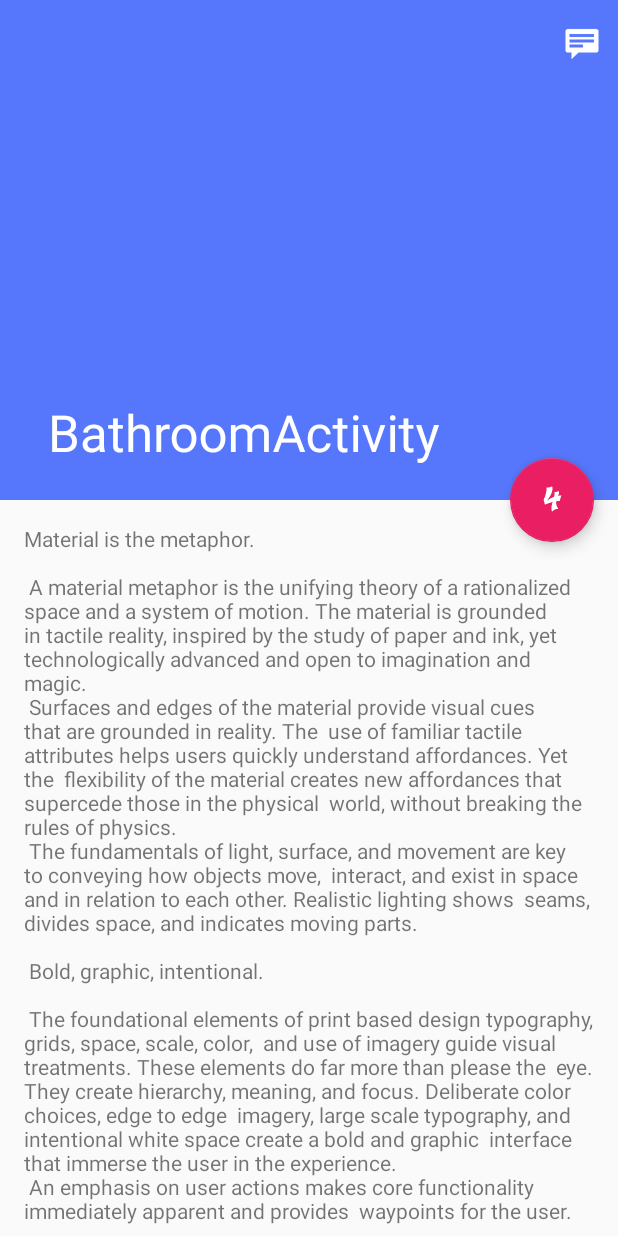
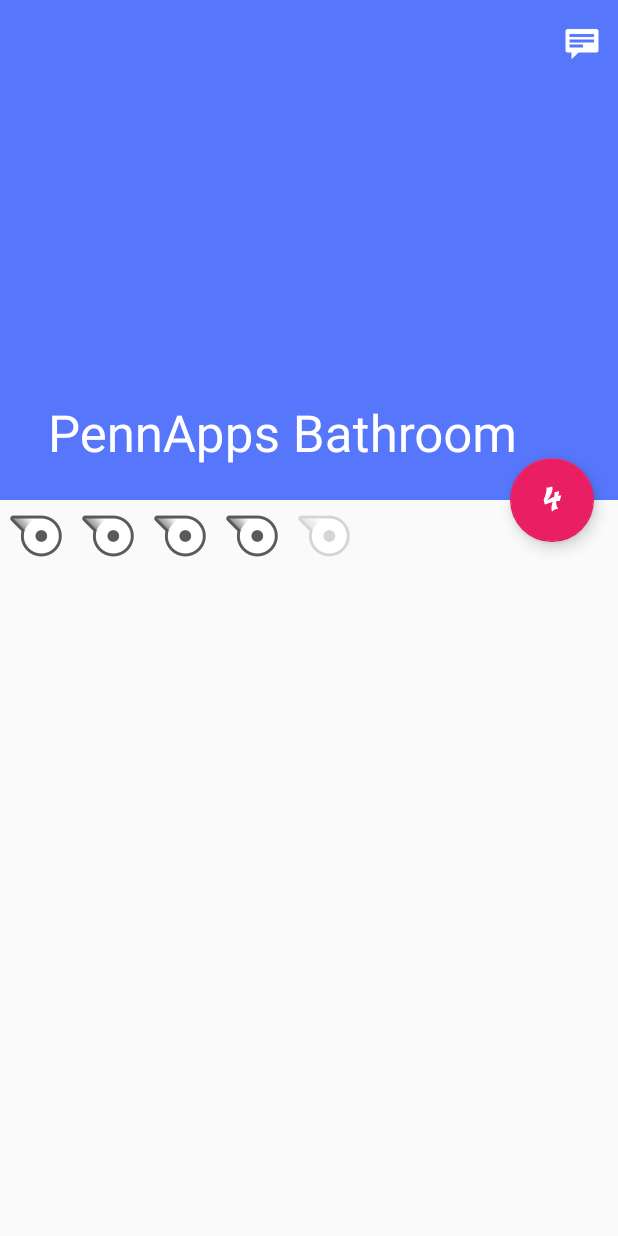
Before and after one commit to dcarr622/FourPly, an Android app: the BathroomActivity screen opened directly, with no data from a screen before it, on a phone screen of 412 x 824 dp. Run offline under Robolectric (Android 15) with nearby library versions, the phone set to English and light mode, and no system bars; our stand-ins replace Picasso; libraries missing offline, so code that uses them is left out: com.parse; pictures from the network do not load; 5 statements that could not run were skipped.

Commit message:
Added rolls rating

```diff
--- a/app/src/main/AndroidManifest.xml
+++ b/app/src/main/AndroidManifest.xml
@@ -38,7 +38,8 @@
         <activity
             android:name=".BathroomActivity"
             android:label="@string/title_activity_bathroom"
-            android:theme="@style/AppTheme.NoActionBar">
+            android:theme="@style/AppTheme.NoActionBar"
+            android:exported="true">
         </activity>
         <activity
             android:name=".chat.ChatActivity"
--- a/app/src/main/java/perihelion/io/fourply/BathroomActivity.java
+++ b/app/src/main/java/perihelion/io/fourply/BathroomActivity.java
@@ -12,7 +12,9 @@
 import android.view.MenuItem;
 import android.view.View;
 import android.widget.ImageView;
+import android.widget.RatingBar;
 
+import com.parse.FindCallback;
 import com.parse.GetCallback;
 import com.parse.Parse;
 import com.parse.ParseException;
@@ -21,13 +23,17 @@
 import com.parse.ParseUser;
 import com.squareup.picasso.Picasso;
 
+import java.util.List;
+
 import perihelion.io.fourply.chat.ChatActivity;
 import perihelion.io.fourply.data.Bathroom;
+import perihelion.io.fourply.data.Review;
 
 public class BathroomActivity extends AppCompatActivity {
 
-    String bathroomName;
-    String bathroomID;
+    String bathroomName = "PennApps Bathroom";
+    String bathroomID = "E8VjTcnzRu";
+    float numRolls = 3.7f;
 
     @Override
     protected void onCreate(Bundle savedInstanceState) {
@@ -38,11 +44,9 @@
 
         Bundle extras = getIntent().getExtras();
         if (extras != null) {
-            bathroomName = extras.getString("name");
-            bathroomID = extras.getString("id");
+            //bathroomName = extras.getString("name");
+            //bathroomID = extras.getString("id");
         }
-
-
 
         CollapsingToolbarLayout layout = (CollapsingToolbarLayout) findViewById(R.id.toolbar_layout);
         layout.setTitle(bathroomName);
@@ -65,11 +69,28 @@
             @Override
             public void done(Bathroom object, ParseException e) {
                 ImageView hero = (ImageView) findViewById(R.id.bathroom_hero);
-                //Picasso.with(BathroomActivity.this).load(object.getHeroImage()).into(hero);
+                Picasso.with(BathroomActivity.this).load(object.getHeroImage()).into(hero);
 
 
             }
         });
+
+        ParseQuery<Review> reviews = ParseQuery.getQuery(Review.class);
+        reviews.whereEqualTo("parent", bathroomID);
+        reviews.findInBackground(new FindCallback<Review>() {
+            @Override
+            public void done(List<Review> objects, ParseException e) {
+                if (e == null) {
+                    for (Review review : objects) {
+                        numRolls += review.getRolls();
+                    }
+                    numRolls /= objects.size();
+                }
+            }
+        });
+
+        RatingBar rolls = (RatingBar) findViewById(R.id.num_rolls_bar);
+        rolls.setRating(numRolls);
 
     }
 
--- a/app/src/main/java/perihelion/io/fourply/data/Review.java
+++ b/app/src/main/java/perihelion/io/fourply/data/Review.java
@@ -9,4 +9,18 @@
 
 @ParseClassName("Review")
 public class Review extends ParseObject {
+    public Review() {}
+
+    public int getRolls() {
+        return getInt("rolls");
+    }
+
+    public String getName() {
+        return getString("name");
+    }
+
+    public String getText() {
+        return getString("text");
+    }
+
 }
--- /dev/null
+++ b/app/src/main/res/drawable/rating_bar_full.xml
@@ -0,0 +1,9 @@
+<?xml version="1.0" encoding="utf-8"?>
+<layer-list xmlns:android="http://schemas.android.com/apk/res/android">
+    <item android:id="@android:id/background"
+        android:drawable="@drawable/ratingbar_full_empty" />
+    <item android:id="@android:id/secondaryProgress"
+        android:drawable="@drawable/ratingbar_full_empty" />
+    <item android:id="@android:id/progress"
+        android:drawable="@drawable/ratingbar_full_filled" />
+</layer-list>
--- /dev/null
+++ b/app/src/main/res/drawable/ratingbar_full_empty.xml
@@ -0,0 +1,20 @@
+<?xml version="1.0" encoding="utf-8"?>
+
+<selector
+    xmlns:android="http://schemas.android.com/apk/res/android">
+
+    <item android:state_pressed="true"
+        android:state_window_focused="true"
+        android:drawable="@mipmap/roll_rating_bright" />
+
+    <item android:state_focused="true"
+        android:state_window_focused="true"
+        android:drawable="@mipmap/roll_rating_bright" />
+
+    <item android:state_selected="true"
+        android:state_window_focused="true"
+        android:drawable="@mipmap/roll_rating_bright" />
+
+    <item android:drawable="@mipmap/roll_rating_bright" />
+
+</selector>
--- /dev/null
+++ b/app/src/main/res/drawable/ratingbar_full_filled.xml
@@ -0,0 +1,20 @@
+<?xml version="1.0" encoding="utf-8"?>
+
+<selector
+    xmlns:android="http://schemas.android.com/apk/res/android">
+
+    <item android:state_pressed="true"
+        android:state_window_focused="true"
+        android:drawable="@mipmap/roll_rating" />
+
+    <item android:state_focused="true"
+        android:state_window_focused="true"
+        android:drawable="@mipmap/roll_rating" />
+
+    <item android:state_selected="true"
+        android:state_window_focused="true"
+        android:drawable="@mipmap/roll_rating" />
+
+    <item android:drawable="@mipmap/roll_rating" />
+
+</selector>
--- a/app/src/main/res/layout/content_bathroom.xml
+++ b/app/src/main/res/layout/content_bathroom.xml
@@ -8,10 +8,12 @@
     tools:context="perihelion.io.fourply.BathroomActivity"
     tools:showIn="@layout/bathroom_layout">
 
-    <TextView
+    <RatingBar
+        android:id="@+id/num_rolls_bar"
+        style="@style/rollrating"
         android:layout_width="wrap_content"
         android:layout_height="wrap_content"
-        android:layout_margin="@dimen/text_margin"
-        android:text="@string/large_text" />
+        android:numStars="5"
+        android:stepSize="1"/>
 
 </android.support.v4.widget.NestedScrollView>
--- a/app/src/main/res/values/styles.xml
+++ b/app/src/main/res/values/styles.xml
@@ -17,4 +17,11 @@
 
     <style name="AppTheme.PopupOverlay" parent="ThemeOverlay.AppCompat.Light" />
 
+    <style name="rollrating" parent="@android:style/Widget.RatingBar">
+        <item name="android:progressDrawable">@drawable/rating_bar_full</item>
+
+        <item name="android:minHeight">40dip</item>
+        <item name="android:maxHeight">45dip</item>
+    </style>
+
 </resources>
```
Also changed, not shown: app/src/main/res/mipmap-hdpi/roll_rating.png (added), app/src/main/res/mipmap-hdpi/roll_rating_bright.png (added), app/src/main/res/mipmap-mdpi/roll_rating.png (added), app/src/main/res/mipmap-mdpi/roll_rating_bright.png (added), app/src/main/res/mipmap-xhdpi/roll_rating.png (added), app/src/main/res/mipmap-xhdpi/roll_rating_bright.png (added), app/src/main/res/mipmap-xxhdpi/roll_rating.png (added), app/src/main/res/mipmap-xxhdpi/roll_rating_bright.png (added), app/src/main/res/mipmap-xxxhdpi/roll_rating.png (added), app/src/main/res/mipmap-xxxhdpi/roll_rating_bright.png (added), app/src/main/roll_rating-web.png (added), app/src/main/roll_rating_bright-web.png (added).
